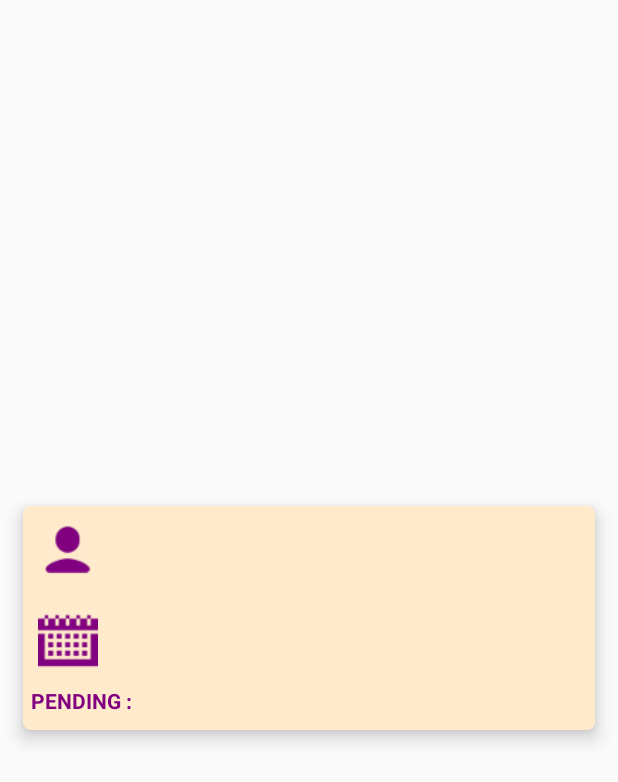
After one commit to IshaPPotnis/ManishaAgroApp, an Android app: the layout pendings_list.xml on its own in the app's theme, with its tools: preview values and no code run, on a phone screen of 412 x 824 dp. The commit adds this screen. Shown: the top 782 px of the screen. Run offline under Robolectric (Android 15) with nearby library versions, the phone set to English and light mode, and no system bars.

Commit message:
updated
Signed-off-by: govind9003 <manegovind.5555@gmail.com>

```diff
--- a/ManishaAgro/app/src/main/java/com/example/manishaagro/ApiInterface.java
+++ b/ManishaAgro/app/src/main/java/com/example/manishaagro/ApiInterface.java
@@ -69,6 +69,11 @@ public interface ApiInterface {
     @FormUrlEncoded
     @POST("/php/GetAllVisitedDealerList.php")
     Call<List<DealerModel>> getAllDealerListInEmp(
+            @Field("key") String key,
+            @Field("emp_id") String empid);
+    @FormUrlEncoded
+    @POST("/php/getAllPendingDataList.php")
+    Call<List<TripModel>> getPendingListInEmp(
             @Field("key") String key,
             @Field("emp_id") String empid);
     @FormUrlEncoded
--- a/ManishaAgro/app/src/main/java/com/example/manishaagro/employee/DealerFragment.java
+++ b/ManishaAgro/app/src/main/java/com/example/manishaagro/employee/DealerFragment.java
@@ -41,9 +41,6 @@ public class DealerFragment extends Fragment {
     private List<DealerModel> rptDealerList;
     public DealerAdapterInEmp adapterDealer;
     public ApiInterface apiInterface;
-    public String STEmpNames = "";
-    public String STEmp_ID = "";
-    boolean fabflag=true;
 
 
     public String employeeIdValue = "";
--- a/ManishaAgro/app/src/main/java/com/example/manishaagro/utils/Constants.java
+++ b/ManishaAgro/app/src/main/java/com/example/manishaagro/utils/Constants.java
@@ -1,7 +1,7 @@
 package com.example.manishaagro.utils;
 
 public class Constants {
-    public static final String STATUS = "DEMO VISIT";
+    public static final String STATUS = "VISIT";
     public static final String LOGIN_EMPLOYEE = "Login Employee";
     public static final String LOGIN_MANAGER = "Login Manager";
     public static final String INVALID_CREDENTIALS = "Check Your Username And Password";
--- a/ManishaAgro/app/src/main/res/layout/pending_fragment.xml
+++ b/ManishaAgro/app/src/main/res/layout/pending_fragment.xml
@@ -8,7 +8,7 @@
     xmlns:app="http://schemas.android.com/apk/res-auto"
     >
     <androidx.recyclerview.widget.RecyclerView
-        android:id="@+id/DealerTabrecyview"
+        android:id="@+id/PendingTabrecyview"
         android:layout_width="match_parent"
         android:layout_height="wrap_content"
         android:layout_marginTop="110dp"
--- /dev/null
+++ b/ManishaAgro/app/src/main/res/layout/pendings_list.xml
@@ -0,0 +1,229 @@
+<?xml version="1.0" encoding="utf-8"?>
+<RelativeLayout xmlns:android="http://schemas.android.com/apk/res/android"
+
+    xmlns:tools="http://schemas.android.com/tools"
+
+    android:id="@+id/row_container"
+    android:layout_width="match_parent"
+    android:layout_height="wrap_content"
+    android:layout_gravity="center"
+
+    android:background="?android:attr/selectableItemBackground">
+
+
+    <androidx.cardview.widget.CardView
+        xmlns:app="http://schemas.android.com/apk/res-auto"
+        xmlns:map="http://schemas.android.com/tools"
+        android:id="@+id/cardView"
+        android:layout_width="match_parent"
+        android:layout_height="wrap_content"
+        android:layout_margin="15dp"
+        android:backgroundTint="#ffebcc"
+        app:cardCornerRadius="@dimen/cardResdius"
+        app:cardElevation="7dp">
+        <RelativeLayout
+            android:layout_width="match_parent"
+            android:layout_height="wrap_content">
+            <RelativeLayout
+                android:layout_width="match_parent"
+                android:layout_height="wrap_content"
+                android:id="@+id/mainRel1">
+                <LinearLayout
+                    android:layout_width="60dp"
+                    android:layout_height="60dp"
+                    android:gravity="center"
+                    android:id="@+id/CustLin"
+                    android:orientation="horizontal">
+                    <ImageView
+                        android:layout_width="40dp"
+                        android:layout_height="40dp"
+                        android:id="@+id/custNM"
+
+                        android:src="@drawable/user"
+                        android:tint="@color/customerText"
+                        />
+
+                </LinearLayout>
+
+                <TextView
+                    android:layout_width="wrap_content"
+                    android:layout_height="wrap_content"
+                    android:id="@+id/visitername"
+                    android:text=""
+                    android:textColor="@color/customerText"
+                    android:layout_toRightOf="@+id/CustLin"
+                    android:layout_marginTop="10dp"
+                    android:layout_marginLeft="5dp"
+                    android:textSize="14sp"
+                    android:textStyle="bold"
+
+                    />
+
+            </RelativeLayout>
+            <!--      <RelativeLayout
+                      android:layout_width="match_parent"
+                      android:layout_height="wrap_content"
+                      android:id="@+id/mainRel"
+                      android:layout_below="@+id/mainRel1">
+                      <RelativeLayout
+                          android:layout_width="60dp"
+                          android:layout_height="60dp"
+                          android:gravity="center"
+                          android:id="@+id/dealenameRel"
+                          >
+                          <ImageView
+                              android:layout_width="40dp"
+                              android:layout_height="40dp"
+                              android:id="@+id/custAddImg"
+
+                              android:src="@drawable/box"
+                              android:tint="@color/customerText"
+                              />
+
+                      </RelativeLayout>
+                      <RelativeLayout
+                          android:layout_width="wrap_content"
+                          android:layout_height="wrap_content"
+                          android:id="@+id/dealenameRel1"
+                          android:layout_toRightOf="@+id/dealenameRel"
+                          >
+
+                          <TextView
+                              android:layout_width="wrap_content"
+                              android:layout_height="wrap_content"
+                              android:id="@+id/productname"
+                              android:text="productname"
+                              android:textColor="@color/customerText"
+                              android:layout_marginTop="10dp"
+                              android:layout_marginLeft="5dp"
+                              android:textSize="14sp"
+                              android:textStyle="bold"
+
+                              />
+
+                          <TextView
+                              android:layout_width="wrap_content"
+                              android:layout_height="wrap_content"
+                              android:id="@+id/productpacking"
+                              android:text="productpacking"
+                              android:textColor="@color/customerText"
+                              android:layout_marginTop="10dp"
+                              android:layout_marginLeft="5dp"
+                              android:textSize="14sp"
+                              android:textStyle="bold"
+                              android:layout_toRightOf="@+id/productname"
+
+                              />
+
+                          <TextView
+                              android:layout_width="wrap_content"
+                              android:layout_height="wrap_content"
+                              android:id="@+id/productqty"
+                              android:text="productquantity"
+                              android:textColor="@color/customerText"
+                              android:layout_marginTop="10dp"
+                              android:layout_marginLeft="5dp"
+                              android:layout_toRightOf="@id/productpacking"
+                              android:textSize="14sp"
+                              android:textStyle="bold"
+
+                              />
+
+                      </RelativeLayout>
+
+
+
+
+
+
+
+
+
+                  </RelativeLayout> -->
+            <RelativeLayout
+                android:layout_width="match_parent"
+                android:layout_height="wrap_content"
+                android:id="@+id/subRel1"
+                android:layout_below="@+id/mainRel1"
+
+                >
+                <LinearLayout
+                    android:layout_width="60dp"
+                    android:layout_height="60dp"
+                    android:gravity="center"
+                    android:id="@+id/empduration1"
+                    android:orientation="horizontal">
+                    <ImageView
+                        android:layout_width="40dp"
+                        android:layout_height="40dp"
+                        android:id="@+id/travelDateImg"
+
+                        android:src="@drawable/calendar11"
+                        android:tint="@color/customerText"
+
+                        />
+
+                </LinearLayout>
+                <TextView
+                    android:layout_width="wrap_content"
+                    android:layout_height="wrap_content"
+                    android:id="@+id/visitDate"
+                    android:layout_toRightOf="@+id/empduration1"
+                    android:layout_marginTop="10dp"
+                    android:textColor="@color/customerText"
+                    android:layout_marginLeft="5dp"
+                    android:textStyle="bold"
+                    android:textSize="14dp"
+                    android:text=""/>
+
+            </RelativeLayout>
+            <RelativeLayout
+                android:layout_width="match_parent"
+                android:layout_height="wrap_content"
+                android:id="@+id/productCntRel"
+                android:layout_below="@+id/subRel1"
+
+                >
+              <TextView
+                  android:layout_width="wrap_content"
+                  android:layout_height="wrap_content"
+                  android:layout_marginLeft="5dp"
+                  android:text="PENDING : "
+                  android:textSize="14sp"
+                  android:textStyle="bold"
+                  android:textColor="@color/customerText"/>
+                <TextView
+                    android:layout_width="wrap_content"
+                    android:layout_height="wrap_content"
+                    android:id="@+id/textPending"
+                    android:layout_toRightOf="@+id/dealecnt"
+                    android:layout_marginTop="10dp"
+                    android:textColor="@color/customerText"
+                    android:layout_marginLeft="5dp"
+                    android:textStyle="bold"
+                    android:textSize="14dp"
+                    android:inputType="textMultiLine"
+                    android:text=""/>
+
+            </RelativeLayout>
+
+
+        </RelativeLayout>
+
+
+
+
+
+    </androidx.cardview.widget.CardView>
+
+
+
+    <!-- <View
+         android:layout_width="match_parent"
+         android:layout_height="0.5dp"
+         android:layout_alignStart="@+id/layoutName"
+         android:layout_alignLeft="@+id/layoutName"
+         android:layout_alignParentBottom="true"
+         android:background="#d4d4d4" />-->
+
+</RelativeLayout>
```
Also changed, not shown: ManishaAgro/app/src/main/java/com/example/manishaagro/PendingAdapter.java (added, +131 -0 lines), ManishaAgro/app/src/main/java/com/example/manishaagro/PendingFragment.java (+71 -9 lines), ManishaAgro/app/src/main/java/com/example/manishaagro/employee/DemoEntryActivity.java (+4 -3 lines).
